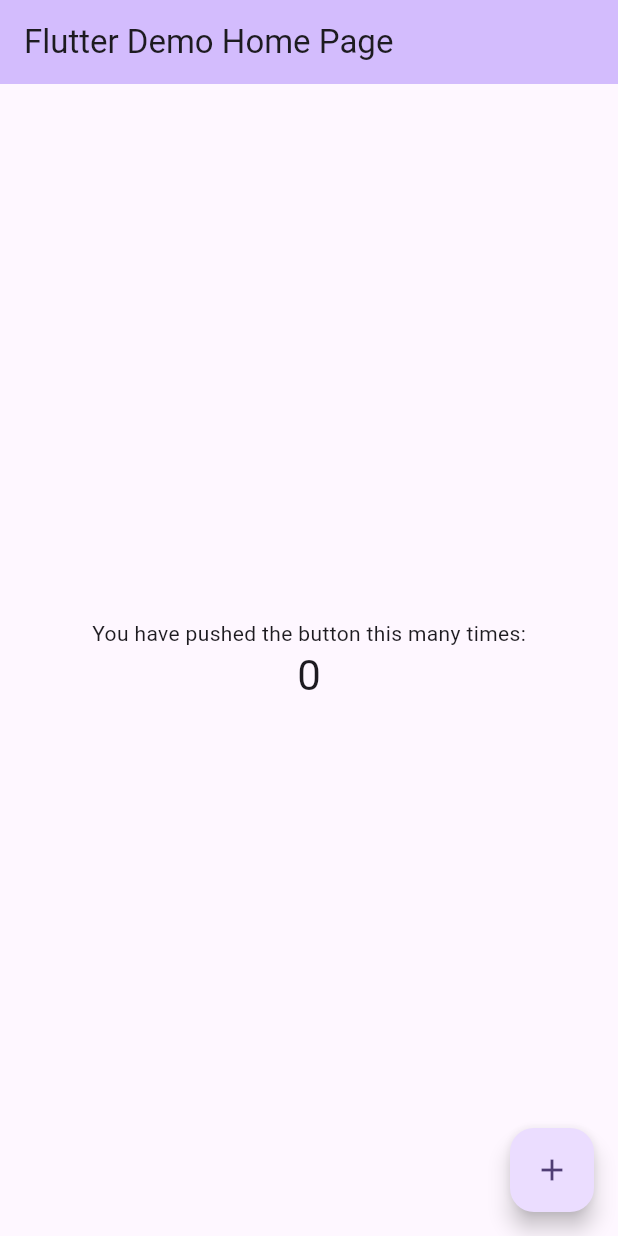
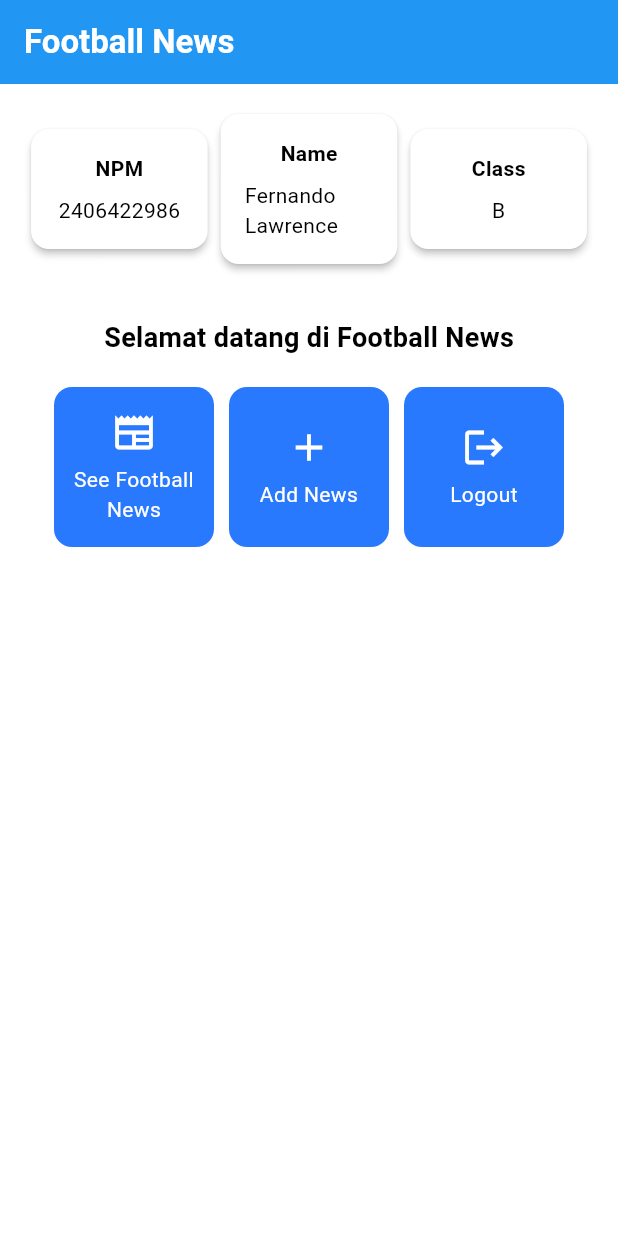
Before and after one commit to Dyablouz/football-news-mobile, a Flutter app: the screen it shows after launch, on a phone screen of 412 x 824 dp. Run offline on Flutter 3.47's test engine with Material 3 defaults, Android fonts, the phone set to English and light mode, and no system bars.

Commit message:
Tutorial 6

```diff
--- a/lib/main.dart
+++ b/lib/main.dart
@@ -1,4 +1,5 @@
 import 'package:flutter/material.dart';
+import 'package:football_news/menu.dart';
 
 void main() {
   runApp(const MyApp());
@@ -28,98 +29,11 @@ class MyApp extends StatelessWidget {
         //
         // This works for code too, not just values: Most code changes can be
         // tested with just a hot reload.
-        colorScheme: ColorScheme.fromSeed(seedColor: Colors.deepPurple),
+         colorScheme: ColorScheme.fromSwatch(primarySwatch: Colors.blue)
+        .copyWith(secondary: Colors.blueAccent[400]),
         useMaterial3: true,
       ),
-      home: const MyHomePage(title: 'Flutter Demo Home Page'),
+      home: MyHomePage(),
     );
   }
 }
-
-class MyHomePage extends StatefulWidget {
-  const MyHomePage({super.key, required this.title});
-
-  // This widget is the home page of your application. It is stateful, meaning
-  // that it has a State object (defined below) that contains fields that affect
-  // how it looks.
-
-  // This class is the configuration for the state. It holds the values (in this
-  // case the title) provided by the parent (in this case the App widget) and
-  // used by the build method of the State. Fields in a Widget subclass are
-  // always marked "final".
-
-  final String title;
-
-  @override
-  State<MyHomePage> createState() => _MyHomePageState();
-}
-
-class _MyHomePageState extends State<MyHomePage> {
-  int _counter = 0;
-
-  void _incrementCounter() {
-    setState(() {
-      // This call to setState tells the Flutter framework that something has
-      // changed in this State, which causes it to rerun the build method below
-      // so that the display can reflect the updated values. If we changed
-      // _counter without calling setState(), then the build method would not be
-      // called again, and so nothing would appear to happen.
-      _counter++;
-    });
-  }
-
-  @override
-  Widget build(BuildContext context) {
-    // This method is rerun every time setState is called, for instance as done
-    // by the _incrementCounter method above.
-    //
-    // The Flutter framework has been optimized to make rerunning build methods
-    // fast, so that you can just rebuild anything that needs updating rather
-    // than having to individually change instances of widgets.
-    return Scaffold(
-      appBar: AppBar(
-        // TRY THIS: Try changing the color here to a specific color (to
-        // Colors.amber, perhaps?) and trigger a hot reload to see the AppBar
-        // change color while the other colors stay the same.
-        backgroundColor: Theme.of(context).colorScheme.inversePrimary,
-        // Here we take the value from the MyHomePage object that was created by
-        // the App.build method, and use it to set our appbar title.
-        title: Text(widget.title),
-      ),
-      body: Center(
-        // Center is a layout widget. It takes a single child and positions it
-        // in the middle of the parent.
-        child: Column(
-          // Column is also a layout widget. It takes a list of children and
-          // arranges them vertically. By default, it sizes itself to fit its
-          // children horizontally, and tries to be as tall as its parent.
-          //
-          // Column has various properties to control how it sizes itself and
-          // how it positions its children. Here we use mainAxisAlignment to
-          // center the children vertically; the main axis here is the vertical
-          // axis because Columns are vertical (the cross axis would be
-          // horizontal).
-          //
-          // TRY THIS: Invoke "debug painting" (choose the "Toggle Debug Paint"
-          // action in the IDE, or press "p" in the console), to see the
-          // wireframe for each widget.
-          mainAxisAlignment: MainAxisAlignment.center,
-          children: <Widget>[
-            const Text(
-              'You have pushed the button this many times:',
-            ),
-            Text(
-              '$_counter',
-              style: Theme.of(context).textTheme.headlineMedium,
-            ),
-          ],
-        ),
-      ),
-      floatingActionButton: FloatingActionButton(
-        onPressed: _incrementCounter,
-        tooltip: 'Increment',
-        child: const Icon(Icons.add),
-      ), // This trailing comma makes auto-formatting nicer for build methods.
-    );
-  }
-}
--- /dev/null
+++ b/lib/menu.dart
@@ -0,0 +1,188 @@
+import 'package:flutter/material.dart';
+
+class MyHomePage extends StatelessWidget {
+    MyHomePage({super.key});
+
+    final String nama = "Fernando Lawrence";
+    final String npm = "2406422986";
+    final String kelas = "B";
+
+    final List<ItemHomepage> items = [
+    ItemHomepage("See Football News", Icons.newspaper),
+    ItemHomepage("Add News", Icons.add),
+    ItemHomepage("Logout", Icons.logout),
+    ];
+
+    @override
+    Widget build(BuildContext context) {
+    // Scaffold menyediakan struktur dasar halaman dengan AppBar dan body.
+    return Scaffold(
+      // AppBar adalah bagian atas halaman yang menampilkan judul.
+      appBar: AppBar(
+        // Judul aplikasi "Football News" dengan teks putih dan tebal.
+        title: const Text(
+          'Football News',
+          style: TextStyle(
+            color: Colors.white,
+            fontWeight: FontWeight.bold,
+          ),
+        ),
+        // Warna latar belakang AppBar diambil dari skema warna tema aplikasi.
+        backgroundColor: Theme.of(context).colorScheme.primary,
+      ),
+      // Body halaman dengan padding di sekelilingnya.
+      body: Padding(
+        padding: const EdgeInsets.all(16.0),
+        // Menyusun widget secara vertikal dalam sebuah kolom.
+        child: Column(
+          crossAxisAlignment: CrossAxisAlignment.center,
+          children: [
+            // Row untuk menampilkan 3 InfoCard secara horizontal.
+            Row(
+              mainAxisAlignment: MainAxisAlignment.spaceEvenly,
+              children: [
+                InfoCard(title: 'NPM', content: npm),
+                InfoCard(title: 'Name', content: nama),
+                InfoCard(title: 'Class', content: kelas),
+              ],
+            ),
+
+            // Memberikan jarak vertikal 16 unit.
+            const SizedBox(height: 16.0),
+
+            // Menempatkan widget berikutnya di tengah halaman.
+            Center(
+              child: Column(
+                // Menyusun teks dan grid item secara vertikal.
+
+                children: [
+                  // Menampilkan teks sambutan dengan gaya tebal dan ukuran 18.
+                  const Padding(
+                    padding: EdgeInsets.only(top: 16.0),
+                    child: Text(
+                      'Selamat datang di Football News',
+                      style: TextStyle(
+                        fontWeight: FontWeight.bold,
+                        fontSize: 18.0,
+                      ),
+                    ),
+                  ),
+
+                  // Grid untuk menampilkan ItemCard dalam bentuk grid 3 kolom.
+                  GridView.count(
+                    primary: true,
+                    padding: const EdgeInsets.all(20),
+                    crossAxisSpacing: 10,
+                    mainAxisSpacing: 10,
+                    crossAxisCount: 3,
+                    // Agar grid menyesuaikan tinggi kontennya.
+                    shrinkWrap: true,
+
+                    // Menampilkan ItemCard untuk setiap item dalam list items.
+                    children: items.map((ItemHomepage item) {
+                      return ItemCard(item);
+                    }).toList(),
+                  ),
+                ],
+              ),
+            ),
+          ],
+        ),
+      ),
+    );
+    }
+}
+
+class ItemCard extends StatelessWidget {
+  // Menampilkan kartu dengan ikon dan nama.
+
+  final ItemHomepage item;
+
+  const ItemCard(this.item, {super.key});
+
+  @override
+  Widget build(BuildContext context) {
+    return Material(
+      // Menentukan warna latar belakang dari tema aplikasi.
+      color: Theme.of(context).colorScheme.secondary,
+      // Membuat sudut kartu melengkung.
+      borderRadius: BorderRadius.circular(12),
+
+      child: InkWell(
+        // Aksi ketika kartu ditekan.
+        onTap: () {
+          // Menampilkan pesan SnackBar saat kartu ditekan.
+          ScaffoldMessenger.of(context)
+            ..hideCurrentSnackBar()
+            ..showSnackBar(
+              SnackBar(content: Text("Kamu telah menekan tombol ${item.name}!"))
+            );
+        },
+        // Container untuk menyimpan Icon dan Text
+        child: Container(
+          padding: const EdgeInsets.all(8),
+          child: Center(
+            child: Column(
+              // Menyusun ikon dan teks di tengah kartu.
+              mainAxisAlignment: MainAxisAlignment.center,
+              children: [
+                Icon(
+                  item.icon,
+                  color: Colors.white,
+                  size: 30.0,
+                ),
+                const Padding(padding: EdgeInsets.all(3)),
+                Text(
+                  item.name,
+                  textAlign: TextAlign.center,
+                  style: const TextStyle(color: Colors.white),
+                ),
+              ],
+            ),
+          ),
+        ),
+      ),
+    );
+  }
+
+}
+
+class InfoCard extends StatelessWidget {
+  // Kartu informasi yang menampilkan title dan content.
+
+  final String title;  // Judul kartu.
+  final String content;  // Isi kartu.
+
+  const InfoCard({super.key, required this.title, required this.content});
+
+  @override
+  Widget build(BuildContext context) {
+    return Card(
+      // Membuat kotak kartu dengan bayangan dibawahnya.
+      elevation: 2.0,
+      child: Container(
+        // Mengatur ukuran dan jarak di dalam kartu.
+        width: MediaQuery.of(context).size.width / 3.5, // menyesuaikan dengan lebar device yang digunakan.
+        padding: const EdgeInsets.all(16.0),
+        // Menyusun title dan content secara vertikal.
+        child: Column(
+          children: [
+            Text(
+              title,
+              style: const TextStyle(fontWeight: FontWeight.bold),
+            ),
+            const SizedBox(height: 8.0),
+            Text(content),
+          ],
+        ),
+      ),
+    );
+  }
+}
+
+class ItemHomepage {
+ final String name;
+ final IconData icon;
+
+ ItemHomepage(this.name, this.icon);
+}
```
